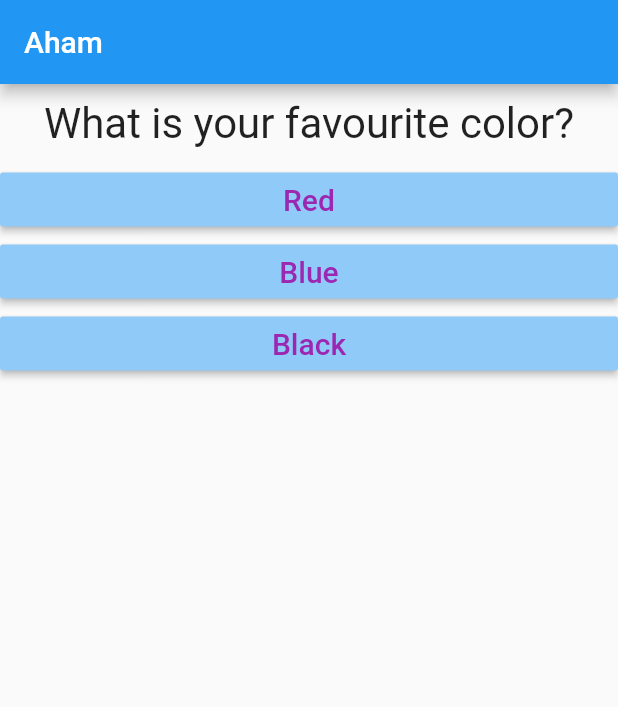
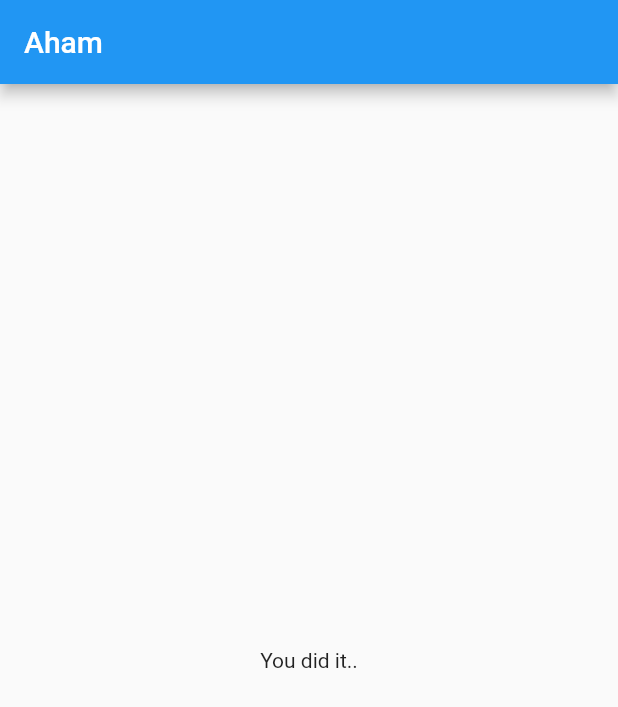
Before and after one commit to ahmer-najam/first_flutter_app, a Flutter app: the screen it shows after launch, after a tap on "Red", after a tap on "Honda", after a tap on "Parrot", on a phone screen of 412 x 824 dp. Shown: the top 707 px of the screen. Run offline on Flutter 3.47's test engine with Material 2 defaults, Android fonts, the phone set to English and light mode, and no system bars.

Commit message:
2021.01.03.001

```diff
--- a/lib/main.dart
+++ b/lib/main.dart
@@ -1,6 +1,6 @@
 import 'package:flutter/material.dart';
-import './question.dart';
-import './answer.dart';
+import './result.dart';
+import './quiz.dart';
 
 void main() => runApp(MyApp());
 
@@ -11,20 +11,8 @@ class MyApp extends StatefulWidget {
 
 class _MyAppState extends State<MyApp> {
   var _questionIndex = 0;
-  void _answerQuestion() {
-    setState(() {
-      if (_questionIndex != 2) {
-        _questionIndex++;
-      } else {
-        _questionIndex = 0;
-      }
-    });
-    print('Answer chosen!');
-  }
 
-  @override
-  Widget build(BuildContext context) {
-    var questions = [
+  final _questions = const [
     {
       'questionText': 'What is your favourite color?',
       'answers': ['Red', 'Blue', 'Black']
@@ -39,22 +27,26 @@ class _MyAppState extends State<MyApp> {
     },
   ];
 
+  void _answerQuestion() {
+    setState(() {
+      _questionIndex++;
+    });
+  }
+
+  @override
+  Widget build(BuildContext context) {
     return MaterialApp(
       home: Scaffold(
         appBar: AppBar(
           title: Text('Aham'),
         ),
-        body: Column(
-          children: [
-            Question(
-              questions[_questionIndex]['questionText'],
-            ),
-            ...(questions[_questionIndex]['answers'] as List<String>)
-                .map((answer) {
-              return Answer(_answerQuestion, answer);
-            }).toList(),
-          ],
-        ),
+        body: _questionIndex < _questions.length
+            ? Quiz(
+                answerQuestion: _answerQuestion,
+                questionIndex: _questionIndex,
+                questions: _questions,
+              )
+            : Result(),
       ),
     );
   }
--- /dev/null
+++ b/lib/quiz.dart
@@ -0,0 +1,29 @@
+import 'package:flutter/material.dart';
+import './answer.dart';
+import './question.dart';
+
+class Quiz extends StatelessWidget {
+  final List<Map<String, Object>> questions;
+  final Function answerQuestion;
+  final int questionIndex;
+
+  Quiz({
+    @required this.questions,
+    @required this.answerQuestion,
+    @required this.questionIndex,
+  });
+
+  @override
+  Widget build(BuildContext context) {
+    return Column(
+      children: [
+        Question(
+          questions[questionIndex]['questionText'],
+        ),
+        ...(questions[questionIndex]['answers'] as List<String>).map((answer) {
+          return Answer(answerQuestion, answer);
+        }).toList(),
+      ],
+    );
+  }
+}
--- /dev/null
+++ b/lib/result.dart
@@ -0,0 +1,8 @@
+import 'package:flutter/material.dart';
+
+class Result extends StatelessWidget {
+  @override
+  Widget build(BuildContext context) {
+    return Center(child: Text("You did it.."));
+  }
+}
```
Lines whose indentation alone changed are shown as unchanged.
